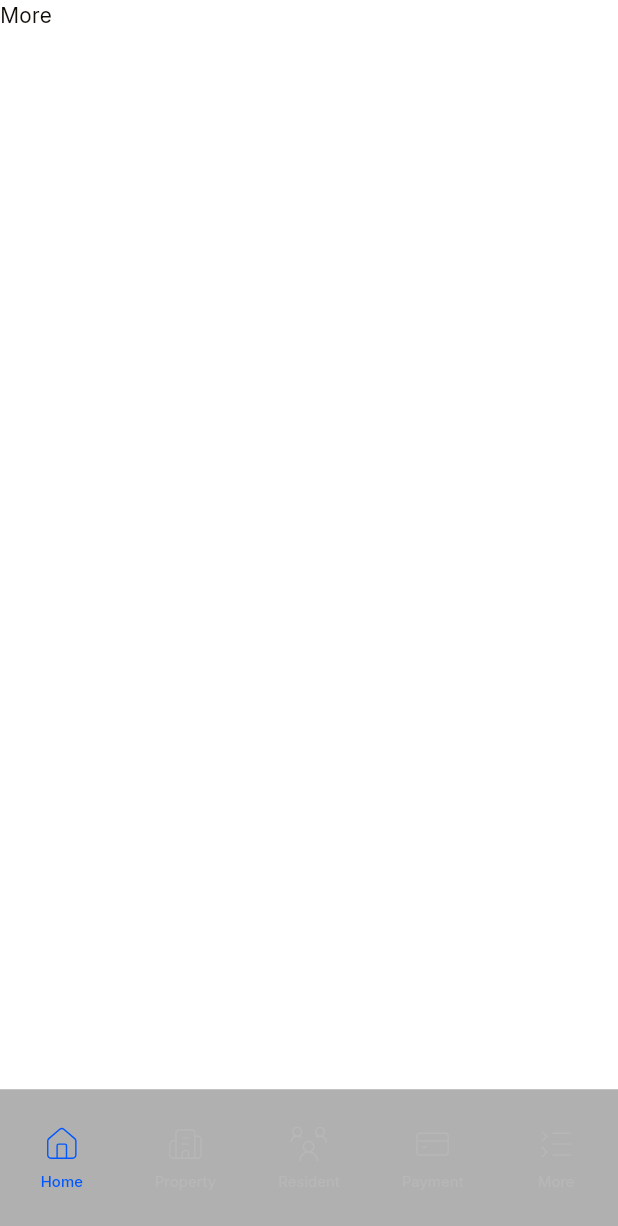
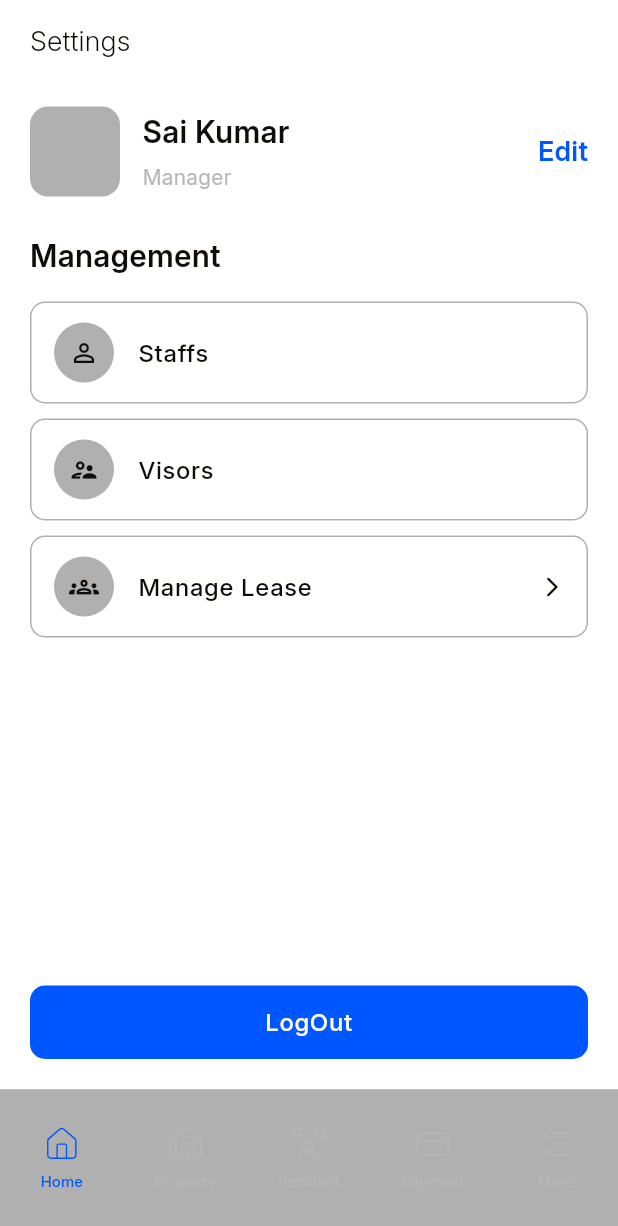
Before and after one commit to anand-a-j/property-management-app, a Flutter app: the AdminHomeScreen screen opened by its route, swiped to page 5, on a phone screen of 412 x 824 dp. Shown: the top 1226 px of the screen. Run offline on Flutter 3.47's test engine with Material 3 defaults, Android fonts, the phone set to English and light mode, and no system bars; our stand-ins replace bloc, equatable, flutter_bloc, flutter_svg, freezed_annotation, go_router and 3 more; accounts and stored records are empty.

```diff
--- /dev/null
+++ b/lib/core/utils/bloc_observer.dart
@@ -0,0 +1,26 @@
+import 'package:flutter/material.dart';
+import 'package:flutter_bloc/flutter_bloc.dart';
+
+class SimpleBlocObserver extends BlocObserver {
+  @override
+  void onEvent(Bloc bloc, Object? event) {
+    super.onEvent(bloc, event);
+    // debugPrint(event.toString());
+    debugPrint("Event { ${event.runtimeType} }");
+  }
+
+  @override
+  void onTransition(Bloc bloc, Transition transition) {
+    super.onTransition(bloc, transition);
+    // debugPrint(transition.toString());
+    debugPrint(
+      "Transition { currentState: ${transition.currentState.runtimeType}, event: ${transition.event.runtimeType}, nextState: ${transition.nextState.runtimeType} }",
+    );
+  }
+
+  @override
+  void onError(BlocBase bloc, Object error, StackTrace stacktrace) {
+    super.onError(bloc, error, stacktrace);
+    debugPrint(error.toString());
+  }
+}
--- a/lib/main.dart
+++ b/lib/main.dart
@@ -1,6 +1,7 @@
 import 'package:flutter/material.dart';
 import 'package:flutter_bloc/flutter_bloc.dart';
 import 'package:naseem/core/bloc/cubit/app_cubit.dart';
+import 'package:naseem/core/utils/bloc_observer.dart';
 
 import 'package:naseem/core/utils/snackbar_manager.dart';
 
@@ -16,6 +17,7 @@ import 'core/service/hive_ce_service.dart';
 import 'core/service/supabase_service.dart';
 import 'core/theme/app_theme.dart';
 
+import 'core/utils/bloc_observer.dart';
 import 'routes/routes.dart';
 
 void main() async {
@@ -24,6 +26,7 @@ void main() async {
 
   await supabaseService.init();
 
+  Bloc.observer = SimpleBlocObserver();
   runApp(
     MultiProvider(
       providers: [
--- a/lib/module/admin/home/view/admin_home_screen.dart
+++ b/lib/module/admin/home/view/admin_home_screen.dart
@@ -1,5 +1,8 @@
 import 'package:flutter/material.dart';
 import 'package:flutter_bloc/flutter_bloc.dart';
+import 'package:naseem/module/admin/community/view/community_list_screen.dart';
+import 'package:naseem/module/admin/home/view/admin_dashboard_screen.dart';
+import 'package:naseem/module/admin/settings/view/settings_screen.dart';
 
 import '../../../../core/bloc/cubit/app_cubit.dart';
 import '../../../../core/core.dart';
@@ -76,11 +79,11 @@ class _AdminHomeScreenState extends State<AdminHomeScreen> {
               physics: const NeverScrollableScrollPhysics(),
               allowImplicitScrolling: false,
               children: const [
-                Scaffold(body: Text("Home")),
-                Scaffold(body: Text("Property")),
+                AdminDashboardScreen(),
+                CommunityListScreen(),
                 Scaffold(body: Text("Resident")),
                 Scaffold(body: Text("Payment")),
-                Scaffold(body: Text("More")),
+                SettingsScreen(),
               ],
             ),
             bottomNavigationBar: SafeArea(
--- /dev/null
+++ b/lib/module/admin/settings/view/settings_screen.dart
@@ -0,0 +1,113 @@
+import 'package:flutter/material.dart';
+
+import '../../../../core/core.dart';
+import 'widgets/settings_card.dart';
+
+class SettingsScreen extends StatelessWidget {
+  const SettingsScreen({super.key});
+
+  @override
+  Widget build(BuildContext context) {
+    return Scaffold(
+      appBar: CustomAppBar(title: 'Settings'),
+      body: SafeArea(
+        child: Padding(
+          padding: const EdgeInsets.symmetric(
+            horizontal: 20.0, // pSide = 20
+            vertical: 15.0, // pMedium = 15
+          ),
+          child: Column(
+            crossAxisAlignment: CrossAxisAlignment.start,
+            children: [
+              // User Profile Header Section
+              Row(
+                crossAxisAlignment: CrossAxisAlignment.center,
+                children: [
+                  // Profile Avatar
+                  Container(
+                    width: 60,
+                    height: 60,
+                    decoration: BoxDecoration(
+                      color: context.surface,
+                      borderRadius: BorderRadius.circular(12.0), // rMedium = 12
+                    ),
+                  ),
+                  const SizedBox(width: 15), // pMedium = 15
+                  // User Details
+                  Expanded(
+                    child: Column(
+                      crossAxisAlignment: CrossAxisAlignment.start,
+                      children: [
+                        Text(
+                          'Sai Kumar',
+                          style: context.titleMedium?.copyWith(
+                            fontWeight: FontWeight.w600,
+                          ),
+                        ),
+                        const SizedBox(height: 5), // pMicro = 5
+                        Text(
+                          'Manager',
+                          style: context.bodyMedium?.copyWith(
+                            color: context.secondaryContainer,
+                          ),
+                        ),
+                      ],
+                    ),
+                  ),
+                  // Edit Action Text Button
+                  GestureDetector(
+                    onTap: () {
+                      // Handle edit action
+                    },
+                    child: Text(
+                      'Edit',
+                      style: context.titleSmall?.copyWith(
+                        color: context.primary,
+                        fontWeight: FontWeight.w600,
+                      ),
+                    ),
+                  ),
+                ],
+              ),
+              const SizedBox(height: 25), // pLarge = 25
+              // "More" Section Header
+              Text(
+                'Management',
+                style: context.titleMedium?.copyWith(
+                  fontWeight: FontWeight.w600,
+                ),
+              ),
+              const SizedBox(height: 15), // pMedium = 15
+              // Navigation Card Options List
+              SettingsCard(
+                icon: Icons.person_outline,
+                title: 'Staffs',
+                onTap: () {},
+              ),
+              const SizedBox(height: 10), // pSmall = 10
+              SettingsCard(
+                icon: Icons.supervisor_account_outlined,
+                title: 'Visors',
+                onTap: () {},
+              ),
+              const SizedBox(height: 10), // pSmall = 10
+              SettingsCard(
+                icon: Icons.groups_outlined,
+                title: 'Manage Lease',
+                showTrailingIcon: true,
+                onTap: () {},
+              ),
+
+              const Spacer(),
+            ],
+          ),
+        ),
+      ),
+      bottomNavigationBar: CustomButton(
+        label: "LogOut",
+        onPressed: () {},
+        padding: const EdgeInsetsGeometry.all(AppConsts.pSide),
+      ),
+    );
+  }
+}
--- /dev/null
+++ b/lib/module/admin/settings/view/widgets/settings_card.dart
@@ -0,0 +1,55 @@
+import 'package:flutter/material.dart';
+
+import '../../../../../core/core.dart';
+
+class SettingsCard extends StatelessWidget {
+  final String title;
+  final VoidCallback onTap;
+  final IconData? icon;
+  final bool showTrailingIcon;
+
+  const SettingsCard({
+    super.key,
+    required this.title,
+    required this.onTap,
+    this.icon,
+    this.showTrailingIcon = false,
+  });
+
+  @override
+  Widget build(BuildContext context) {
+    return Container(
+      decoration: BoxDecoration(
+        borderRadius: BorderRadius.circular(10.0),
+        border: Border.all(color: context.surface, width: 1.0),
+      ),
+      child: ListTile(
+        contentPadding: const EdgeInsets.symmetric(
+          horizontal: 15.0,
+          vertical: 5.0,
+        ),
+        leading: Container(
+          width: 40,
+          height: 40,
+          decoration: BoxDecoration(
+            color: context.surface,
+            borderRadius: BorderRadius.circular(50.0),
+          ),
+          child: Icon(icon ?? Icons.circle, color: context.secondary, size: 20),
+        ),
+        title: Text(
+          title,
+          style: context.bodyLarge?.copyWith(fontWeight: FontWeight.w500),
+        ),
+        trailing: showTrailingIcon
+            ? Icon(
+                Icons.arrow_forward_ios_rounded,
+                size: 16,
+                color: context.secondary,
+              )
+            : null,
+        onTap: onTap,
+      ),
+    );
+  }
+}
--- a/lib/module/auth/core/controller/bloc/auth_bloc.dart
+++ b/lib/module/auth/core/controller/bloc/auth_bloc.dart
@@ -81,7 +81,7 @@ class AuthBloc extends Bloc<AuthEvent, AuthState> {
       return;
     }
 
-    emit(const AuthSuccess());
+    emit(const AuthLogoutSuccess());
   }
 
   // ---------------------------------------------------------------------------
--- a/lib/module/auth/core/controller/bloc/auth_state.dart
+++ b/lib/module/auth/core/controller/bloc/auth_state.dart
@@ -34,3 +34,11 @@ class AuthFailed extends AuthState {
   @override
   List<Object?> get props => [message];
 }
+
+class AuthLogoutSuccess extends AuthState {
+
+  const AuthLogoutSuccess();
+
+  @override
+  List<Object?> get props => [];
+}
--- a/lib/module/auth/core/controller/service/auth_service.dart
+++ b/lib/module/auth/core/controller/service/auth_service.dart
@@ -107,6 +107,8 @@ class AuthService {
     required UserRole role,
     required SignUpType signUpType,
   }) async {
+
+
     final response = await _authRepo.signUp(
       email: email,
       password: password,
--- a/lib/module/auth/sign_up/view/screen/sign_up_screen.dart
+++ b/lib/module/auth/sign_up/view/screen/sign_up_screen.dart
@@ -390,6 +390,8 @@ class _SignUpScreenState extends State<SignUpScreen> {
     final phone = _phoneNumberController.text.trim();
     final password = _passwordController.text.trim();
 
+    log("sign up role test : ${_userRole}");
+
     context.read<AuthBloc>().add(
       AuthSignUp(
         email: email,
--- a/lib/module/auth/splash/splash_screen.dart
+++ b/lib/module/auth/splash/splash_screen.dart
@@ -44,6 +44,7 @@ class _SplashScreenState extends State<SplashScreen> {
         return context.go(RouterPath.platformDashboard);
 
       case UserRole.manager:
+        return context.go(RouterPath.adminHome);
       case UserRole.resident:
       case UserRole.security:
       case UserRole.maintenance:
--- a/lib/module/platform_admin/controller/repo/manager_repo.dart
+++ b/lib/module/platform_admin/controller/repo/manager_repo.dart
@@ -1,10 +1,11 @@
+import 'dart:developer';
+
 import 'package:supabase_flutter/supabase_flutter.dart';
 
 import '../../../../core/api/data_response.dart';
 import '../../../../core/utils/error_log.dart';
 import '../../../auth/core/model/profile.dart';
 import '../../model/manager_response.dart';
-
 
 class ManagerRepo {
   final SupabaseClient _client = Supabase.instance.client;
@@ -40,7 +41,7 @@ class ManagerRepo {
       final managers = (managersData as List)
           .map((json) => Profile.fromJson(Map<String, dynamic>.from(json)))
           .toList();
-
+      log("LOGINITIALTEST Manager Repo : ${managersData}");
       return DataResponse(
         data: ManagerResponse(
           managers: managers,
--- a/lib/module/platform_admin/view/platform_dashboard_screen.dart
+++ b/lib/module/platform_admin/view/platform_dashboard_screen.dart
@@ -36,7 +36,7 @@ class _PlatformDashboardScreenState extends State<PlatformDashboardScreen> {
   Widget build(BuildContext context) {
     return BlocListener<AuthBloc, AuthState>(
       listener: (context, state) {
-        if (state is AuthSuccess) {
+        if (state is AuthLogoutSuccess) {
           context.go(RouterPath.welcome);
         }
       },
--- a/lib/routes/router_path.dart
+++ b/lib/routes/router_path.dart
@@ -6,10 +6,13 @@ class RouterPath {
   static const String signUp = "/signup";
 
   // Platform Admin
+  static const String adminHome = "/admin-home";
   static const String platformDashboard = "/platform-dashboard";
-  static const String adminHome = "/admin-home";
 
   // Admin
   static const String addCommunity = "/add-community";
   static const String addUnit = "/add-unit";
+
+  // Settings
+  static const String settings = "/settings";
 }
--- a/lib/routes/routes.dart
+++ b/lib/routes/routes.dart
@@ -84,7 +84,7 @@ final GoRouter router = GoRouter(
         );
       },
     ),
-
+    // Platform Admin-----------------------------------------------------------
     GoRoute(
       path: RouterPath.platformDashboard,
       name: 'platform-dashboard-screen',
@@ -92,15 +92,7 @@ final GoRouter router = GoRouter(
         return FadeTransitionPage(page: PlatformDashboardScreen());
       },
     ),
-
-    GoRoute(
-      path: RouterPath.platformDashboard,
-      name: 'platform-dashboard-screen',
-      pageBuilder: (context, state) {
-        return FadeTransitionPage(page: PlatformDashboardScreen());
-      },
-    ),
-
+    // Admin--------------------------------------------------------------------
     GoRoute(
       path: RouterPath.adminHome,
       name: 'admin-home-screen',
```
Also changed, not shown: 2 other files.
